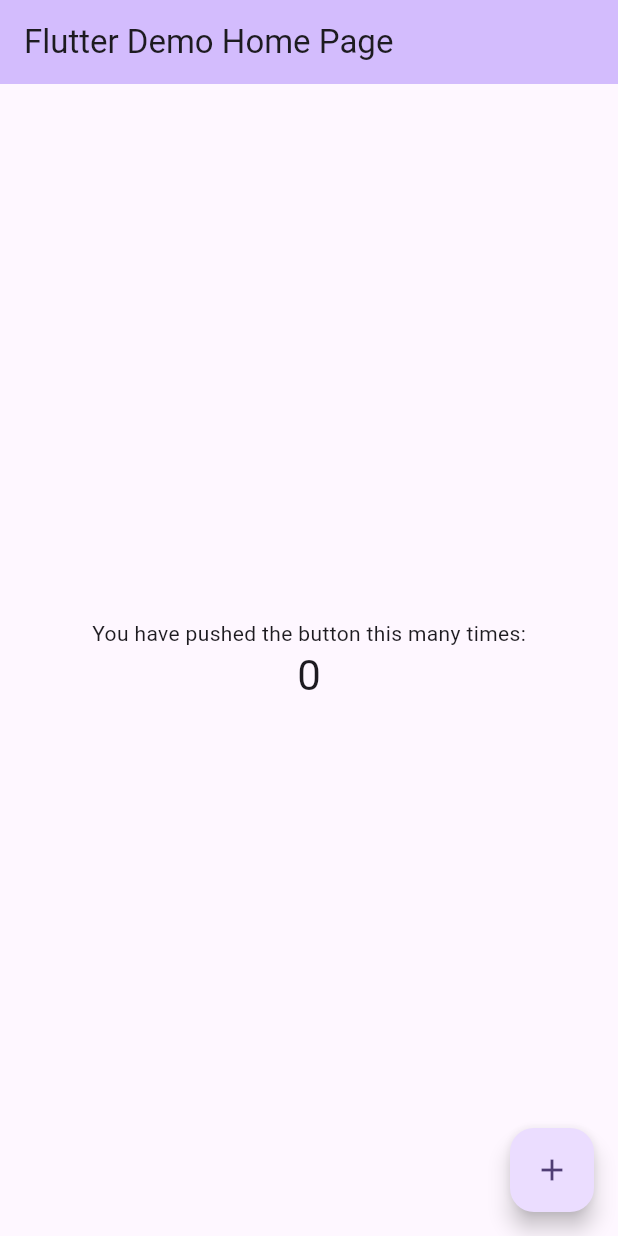
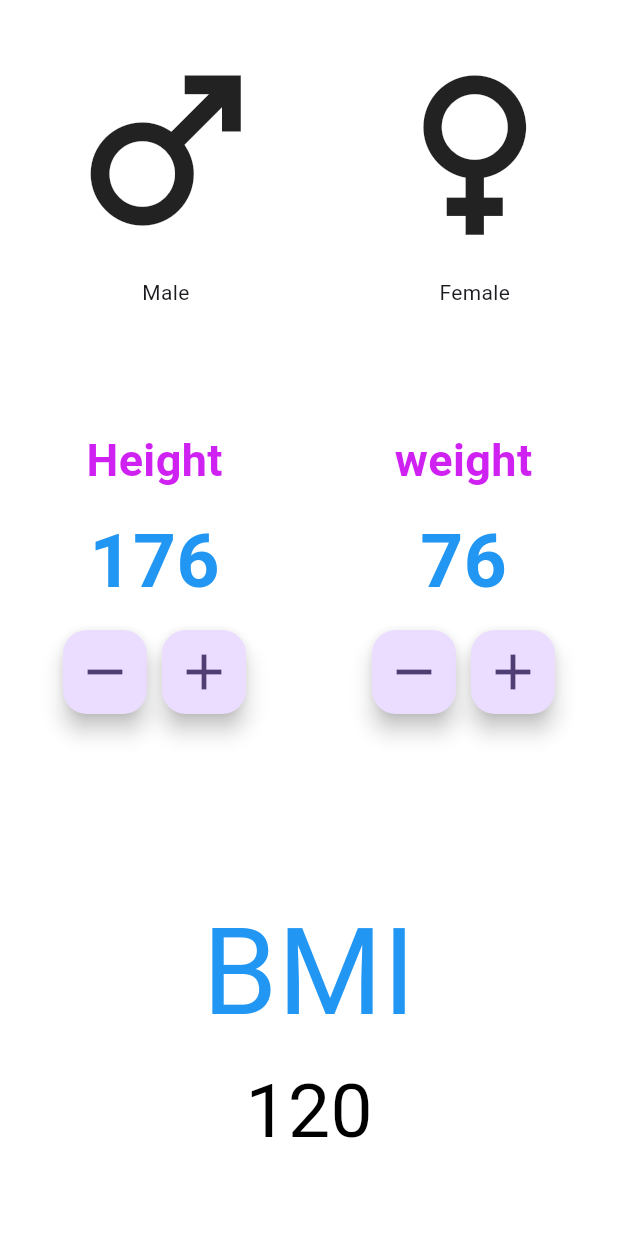
Before and after one commit to ILakshitha/BMI_Calculator, a Flutter app: the screen it shows after launch, on a phone screen of 412 x 824 dp. Run offline on Flutter 3.47's test engine with Material 3 defaults, Android fonts, the phone set to English and light mode, and no system bars.

Commit message:
interface upgrade

```diff
--- /dev/null
+++ b/BMI Calculator/lib/consants.dart
@@ -0,0 +1,14 @@
+import 'package:flutter/material.dart';
+
+const ktextcolor = Colors.amber;
+const kr1text = TextStyle(
+  color: Color.fromARGB(255, 208, 33, 243),
+  fontSize: 30,
+  fontWeight: FontWeight.bold,
+);
+
+const kr2c2 = TextStyle(
+  color: Colors.blue,
+  fontSize: 50,
+  fontWeight: FontWeight.bold,
+);
--- a/BMI Calculator/lib/main.dart
+++ b/BMI Calculator/lib/main.dart
@@ -1,4 +1,5 @@
 import 'package:flutter/material.dart';
+import 'package:my_app/main_page.dart';
 
 void main() {
   runApp(const MyApp());
@@ -31,95 +32,7 @@ class MyApp extends StatelessWidget {
         colorScheme: ColorScheme.fromSeed(seedColor: Colors.deepPurple),
         useMaterial3: true,
       ),
-      home: const MyHomePage(title: 'Flutter Demo Home Page'),
+      home: const Mainpage(),
     );
   }
 }
-
-class MyHomePage extends StatefulWidget {
-  const MyHomePage({super.key, required this.title});
-
-  // This widget is the home page of your application. It is stateful, meaning
-  // that it has a State object (defined below) that contains fields that affect
-  // how it looks.
-
-  // This class is the configuration for the state. It holds the values (in this
-  // case the title) provided by the parent (in this case the App widget) and
-  // used by the build method of the State. Fields in a Widget subclass are
-  // always marked "final".
-
-  final String title;
-
-  @override
-  State<MyHomePage> createState() => _MyHomePageState();
-}
-
-class _MyHomePageState extends State<MyHomePage> {
-  int _counter = 0;
-
-  void _incrementCounter() {
-    setState(() {
-      // This call to setState tells the Flutter framework that something has
-      // changed in this State, which causes it to rerun the build method below
-      // so that the display can reflect the updated values. If we changed
-      // _counter without calling setState(), then the build method would not be
-      // called again, and so nothing would appear to happen.
-      _counter++;
-    });
-  }
-
-  @override
-  Widget build(BuildContext context) {
-    // This method is rerun every time setState is called, for instance as done
-    // by the _incrementCounter method above.
-    //
-    // The Flutter framework has been optimized to make rerunning build methods
-    // fast, so that you can just rebuild anything that needs updating rather
-    // than having to individually change instances of widgets.
-    return Scaffold(
-      appBar: AppBar(
-        // TRY THIS: Try changing the color here to a specific color (to
-        // Colors.amber, perhaps?) and trigger a hot reload to see the AppBar
-        // change color while the other colors stay the same.
-        backgroundColor: Theme.of(context).colorScheme.inversePrimary,
-        // Here we take the value from the MyHomePage object that was created by
-        // the App.build method, and use it to set our appbar title.
-        title: Text(widget.title),
-      ),
-      body: Center(
-        // Center is a layout widget. It takes a single child and positions it
-        // in the middle of the parent.
-        child: Column(
-          // Column is also a layout widget. It takes a list of children and
-          // arranges them vertically. By default, it sizes itself to fit its
-          // children horizontally, and tries to be as tall as its parent.
-          //
-          // Column has various properties to control how it sizes itself and
-          // how it positions its children. Here we use mainAxisAlignment to
-          // center the children vertically; the main axis here is the vertical
-          // axis because Columns are vertical (the cross axis would be
-          // horizontal).
-          //
-          // TRY THIS: Invoke "debug painting" (choose the "Toggle Debug Paint"
-          // action in the IDE, or press "p" in the console), to see the
-          // wireframe for each widget.
-          mainAxisAlignment: MainAxisAlignment.center,
-          children: <Widget>[
-            const Text(
-              'You have pushed the button this many times:',
-            ),
-            Text(
-              '$_counter',
-              style: Theme.of(context).textTheme.headlineMedium,
-            ),
-          ],
-        ),
-      ),
-      floatingActionButton: FloatingActionButton(
-        onPressed: _incrementCounter,
-        tooltip: 'Increment',
-        child: const Icon(Icons.add),
-      ), // This trailing comma makes auto-formatting nicer for build methods.
-    );
-  }
-}
--- /dev/null
+++ b/BMI Calculator/lib/main_page.dart
@@ -0,0 +1,172 @@
+import 'package:flutter/material.dart';
+import 'package:my_app/consants.dart';
+
+class Mainpage extends StatefulWidget {
+  const Mainpage({super.key});
+
+  @override
+  State<Mainpage> createState() => _MainpageState();
+}
+
+class _MainpageState extends State<Mainpage> {
+  int height = 176;
+  int weight = 50;
+
+  @override
+  Widget build(BuildContext context) {
+    return Scaffold(
+      body: SafeArea(
+        child: Container(
+          color: Colors.white,
+          child: const Column(
+            children: [
+              Row(
+                mainAxisAlignment: MainAxisAlignment.spaceAround,
+                children: [
+                  Padding(
+                    padding: EdgeInsets.all(15.0),
+                    child: Column(
+                      children: [
+                        Padding(
+                          padding: EdgeInsets.all(10.0),
+                          child: Icon(Icons.male, size: 150),
+                        ),
+                        Text("Male"),
+                      ],
+                    ),
+                  ),
+                  Column(
+                    children: [
+                      Padding(
+                        padding: EdgeInsets.all(10.0),
+                        child: Icon(
+                          Icons.female,
+                          size: 150,
+                        ),
+                      ),
+                      Text("Female"),
+                    ],
+                  ),
+                ],
+              ),
+              SizedBox(
+                height: 50,
+              ),
+              Row(
+                mainAxisAlignment: MainAxisAlignment.spaceAround,
+                children: [
+                  Padding(
+                    padding: EdgeInsets.all(15.0),
+                    child: Column(
+                      children: [
+                        Text("Height", style: kr1text),
+                        Padding(
+                          padding: EdgeInsets.all(10.0),
+                          child: Text(
+                            "176",
+                            style: TextStyle(
+                              color: Colors.blue,
+                              fontSize: 50,
+                              fontWeight: FontWeight.bold,
+                            ),
+                          ),
+                        ),
+                        Row(
+                          children: [
+                            FloatingActionButton(
+                              onPressed: null,
+                              child: Icon(
+                                Icons.remove,
+                                size: 40,
+                              ),
+                              //backgroundColor: Colors.amber,
+                            ),
+                            SizedBox(
+                              width: 10,
+                            ),
+                            FloatingActionButton(
+                              onPressed: null,
+                              child: Icon(
+                                Icons.add,
+                                size: 40,
+                              ),
+                              //backgroundColor: Colors.amber,
+                            ),
+                          ],
+                        )
+                      ],
+                    ),
+                  ),
+                  Column(
+                    children: [
+                      Padding(
+                        padding: EdgeInsets.all(15.0),
+                        child: Column(
+                          children: [
+                            Text("weight", style: kr1text),
+                            Padding(
+                              padding: EdgeInsets.all(10.0),
+                              child: Text("76", style: kr2c2),
+                            ),
+                            Row(
+                              children: [
+                                FloatingActionButton(
+                                  onPressed: null,
+                                  child: Icon(
+                                    Icons.remove,
+                                    size: 40,
+                                  ),
+                                  // backgroundColor: ktextcolor,
+                                ),
+                                SizedBox(
+                                  width: 10,
+                                ),
+                                FloatingActionButton(
+                                  onPressed: null,
+                                  child: Icon(
+                                    Icons.add,
+                                    size: 40,
+                                  ),
+                                  //backgroundColor: Colors.amber,
+                                ),
+                              ],
+                            )
+                          ],
+                        ),
+                      ),
+                    ],
+                  ),
+                ],
+              ),
+              SizedBox(
+                height: 100,
+              ),
+              Column(
+                children: [
+                  Text(
+                    "BMI",
+                    style: TextStyle(
+                      fontSize: 80,
+                      color: Colors.blue,
+                    ),
+                  ),
+                  Text(
+                    "120",
+                    style: TextStyle(
+                      fontSize: 50,
+                      color: Colors.black,
+                    ),
+                  ),
+                ],
+              ),
+            ],
+          ),
+        ),
+      ),
+    );
+  }
+
+  /*void call() {
+    print("object");
+  }*/
+}
```
